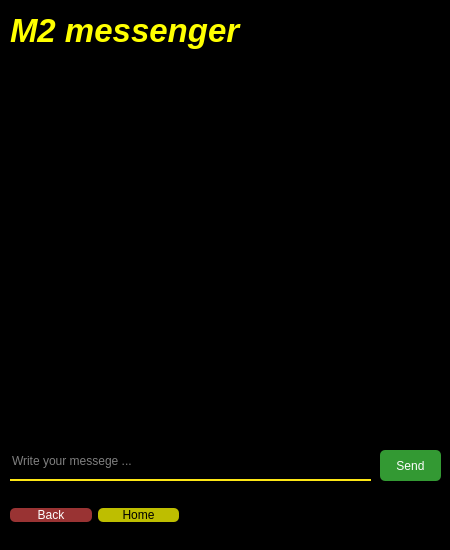
First picture: the form in untitled/chatpage.ui, repository MohamadKhavaran/M2-Massenger, before the edit.
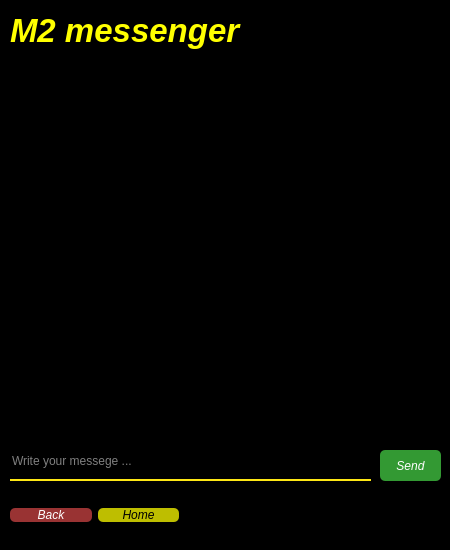
Second picture: the form after the edit.

Patch:
```diff
--- a/untitled/chatpage.ui
+++ b/untitled/chatpage.ui
@@ -15,7 +15,7 @@
   </property>
   <property name="styleSheet">
    <string notr="true">background-color: rgb(0, 0, 0);
-</string>
+color:white;</string>
   </property>
   <widget class="QTextBrowser" name="textBrowser">
    <property name="geometry">
@@ -81,6 +81,11 @@
    <layout class="QHBoxLayout" name="horizontalLayout_2">
     <item>
      <widget class="QPushButton" name="pushButton">
+      <property name="font">
+       <font>
+        <italic>true</italic>
+       </font>
+      </property>
       <property name="styleSheet">
        <string notr="true">QPushButton#pushButton {
 color: white;
@@ -110,6 +115,11 @@
     </item>
     <item>
      <widget class="QPushButton" name="pushButton_2">
+      <property name="font">
+       <font>
+        <italic>true</italic>
+       </font>
+      </property>
       <property name="styleSheet">
        <string notr="true">QPushButton#pushButton_2{
 	background-color:rgba(255, 255, 0, 190);
@@ -147,6 +157,11 @@
      <height>31</height>
     </rect>
    </property>
+   <property name="font">
+    <font>
+     <italic>true</italic>
+    </font>
+   </property>
    <property name="styleSheet">
     <string notr="true">QPushButton#Send_pushButton {
 color: white;
```
